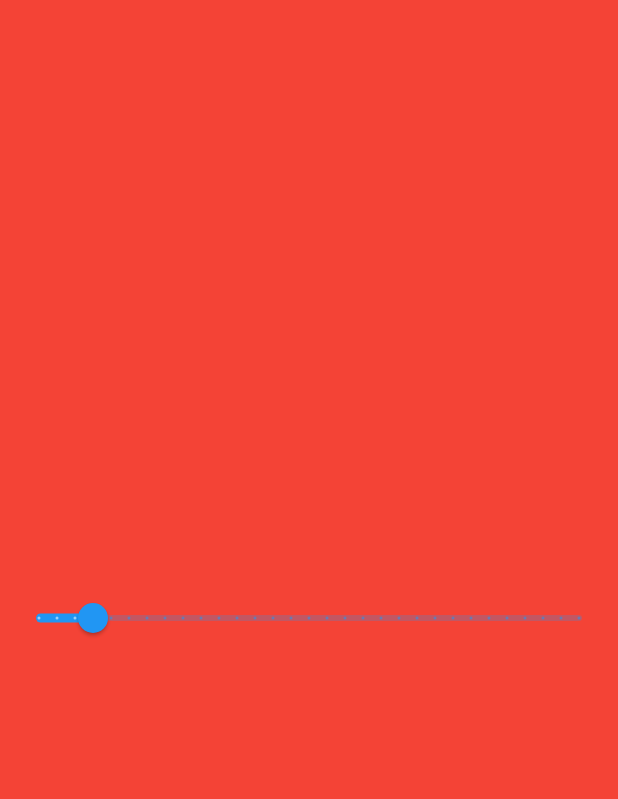
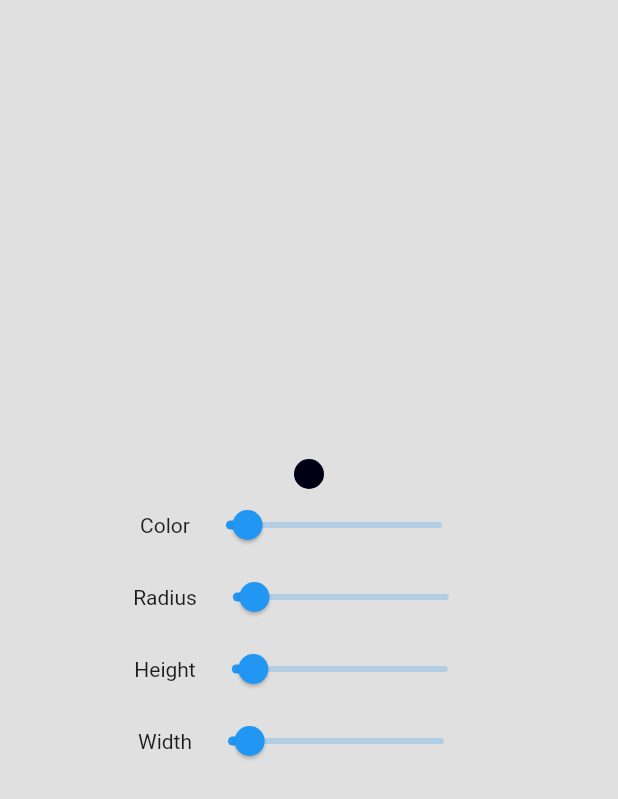
Before and after one commit to Hassanulhaq52/Slider-App, a Flutter app: the screen it shows after launch, on a phone screen of 412 x 824 dp. Shown: the top 799 px of the screen. Run offline on Flutter 3.47's test engine with Material 2 defaults, Android fonts, the phone set to English and light mode, and no system bars; our stand-ins replace bloc, flutter_bloc.

Commit message:
Different functionality for Different Sliders Added.

```diff
--- a/lib/application/slider_bloc/slider_event.dart
+++ b/lib/application/slider_bloc/slider_event.dart
@@ -2,7 +2,31 @@ part of 'slider_bloc.dart';
 
 abstract class SliderEvent {}
 
-class OnChangeSliderValue extends SliderEvent {
-  OnChangeSliderValue({this.valueSlider});
-  final double? valueSlider;
+class OnChangeSlider1Value extends SliderEvent {
+  OnChangeSlider1Value({this.valueSlider1});
+  final double? valueSlider1;
 }
+
+class OnChangeSlider2Value extends SliderEvent {
+  OnChangeSlider2Value({
+    this.valueSlider2,
+  });
+
+  final double? valueSlider2;
+}
+
+class OnChangeSlider3Value extends SliderEvent {
+  OnChangeSlider3Value({
+    this.valueSlider3,
+  });
+
+  final double? valueSlider3;
+}
+
+class OnChangeSlider4Value extends SliderEvent {
+  OnChangeSlider4Value({
+    this.valueSlider4,
+  });
+
+  final double? valueSlider4;
+}
--- a/lib/application/slider_bloc/slider_state.dart
+++ b/lib/application/slider_bloc/slider_state.dart
@@ -2,27 +2,38 @@ part of 'slider_bloc.dart';
 
 class SliderState {
   SliderState({
-    required this.valueSlider,
-    required this.containerColor,
+    required this.valueSlider1,
+    required this.valueSlider2,
+    required this.valueSlider3,
+    required this.valueSlider4,
   });
 
-  final double valueSlider;
-  final Color containerColor;
+  final double valueSlider1;
+  final double valueSlider2;
+  final double valueSlider3;
+  final double valueSlider4;
 
   factory SliderState.initial() {
     return SliderState(
-      valueSlider: 20.0,
-      containerColor: Colors.red,
+      valueSlider1: 20.0,
+      valueSlider2: 20.0,
+      valueSlider3: 20.0,
+      valueSlider4: 20.0,
     );
   }
 
   SliderState copyWith({
-    double? valueSlider,
+    double? valueSlider1,
+    double? valueSlider2,
+    double? valueSlider3,
+    double? valueSlider4,
     Color? containerColor,
   }) {
     return SliderState(
-      valueSlider: valueSlider ?? this.valueSlider,
-      containerColor: containerColor ?? this.containerColor,
+      valueSlider1: valueSlider1 ?? this.valueSlider1,
+      valueSlider2: valueSlider2 ?? this.valueSlider2,
+      valueSlider3: valueSlider3 ?? this.valueSlider3,
+      valueSlider4: valueSlider4 ?? this.valueSlider4,
     );
   }
 }
--- a/lib/screens/slider_screen.dart
+++ b/lib/screens/slider_screen.dart
@@ -12,19 +12,105 @@ class SliderScreen extends StatelessWidget {
         final SliderBloc sliderBloc = context.read<SliderBloc>();
         return Scaffold(
           body: Container(
-            color: state.containerColor,
-            child: Slider(
+            color: Colors.grey.shade300,
+            child: Column(
+              mainAxisAlignment: MainAxisAlignment.center,
+              crossAxisAlignment: CrossAxisAlignment.center,
+              children: [
+                Container(
+                  height: state.valueSlider3,
+                  width: state.valueSlider4,
+                  decoration: BoxDecoration(
+                    color:
+                        Color.fromRGBO(0, 0, state.valueSlider1.toInt(), 2.0),
+                    borderRadius: BorderRadius.circular(state.valueSlider2),
+                  ),
+                ),
+                Row(
+                  mainAxisAlignment: MainAxisAlignment.center,
+                  crossAxisAlignment: CrossAxisAlignment.center,
+                  children: [
+                    const Text('Color'),
+                    Slider(
                       max: 200.0,
                       min: 0.0,
-              divisions: 30,
-              value: state.valueSlider,
+                      label: '${state.valueSlider1}',
+                      // divisions: 30,
+                      value: state.valueSlider1,
                       onChanged: (value) {
                         sliderBloc.add(
-                  OnChangeSliderValue(
-                    valueSlider: value,
+                          OnChangeSlider1Value(
+                            valueSlider1: value,
                           ),
                         );
                       },
+                    ),
+                  ],
+                ),
+                Row(
+                  mainAxisAlignment: MainAxisAlignment.center,
+                  crossAxisAlignment: CrossAxisAlignment.center,
+                  children: [
+                    const Text('Radius'),
+                    Slider(
+                      max: 200.0,
+                      min: 0.0,
+                      label: '${state.valueSlider2}',
+                      // divisions: 30,
+                      value: state.valueSlider2,
+                      onChanged: (value) {
+                        sliderBloc.add(
+                          OnChangeSlider2Value(
+                            valueSlider2: value,
+                          ),
+                        );
+                      },
+                    ),
+                  ],
+                ),
+                Row(
+                  mainAxisAlignment: MainAxisAlignment.center,
+                  crossAxisAlignment: CrossAxisAlignment.center,
+                  children: [
+                    const Text('Height'),
+                    Slider(
+                      max: 200.0,
+                      min: 0.0,
+                      label: '${state.valueSlider3}',
+                      // divisions: 30,
+                      value: state.valueSlider3,
+                      onChanged: (value) {
+                        sliderBloc.add(
+                          OnChangeSlider3Value(
+                            valueSlider3: value,
+                          ),
+                        );
+                      },
+                    ),
+                  ],
+                ),
+                Row(
+                  mainAxisAlignment: MainAxisAlignment.center,
+                  crossAxisAlignment: CrossAxisAlignment.center,
+                  children: [
+                    const Text('Width'),
+                    Slider(
+                      max: 200.0,
+                      min: 0.0,
+                      label: '${state.valueSlider4}',
+                      // divisions: 30,
+                      value: state.valueSlider4,
+                      onChanged: (value) {
+                        sliderBloc.add(
+                          OnChangeSlider4Value(
+                            valueSlider4: value,
+                          ),
+                        );
+                      },
+                    ),
+                  ],
+                ),
+              ],
             ),
           ),
         );
```
Also changed, not shown: lib/application/slider_bloc/slider_bloc.dart (+37 -23 lines). Lines whose indentation alone changed are shown as unchanged.
